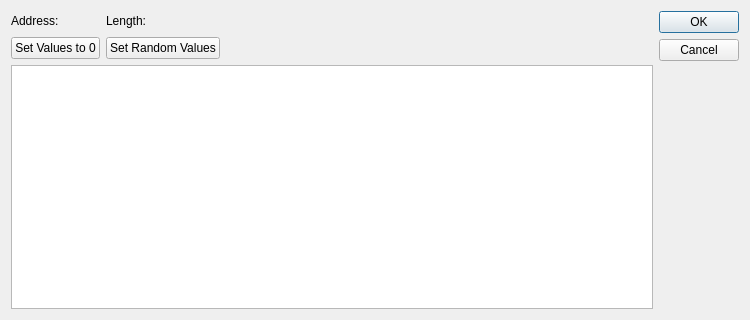
Above: modscan64/dialogforcemultipleregisters.ui from sanny32/OpenModScan before the change. Below: the same form after it.
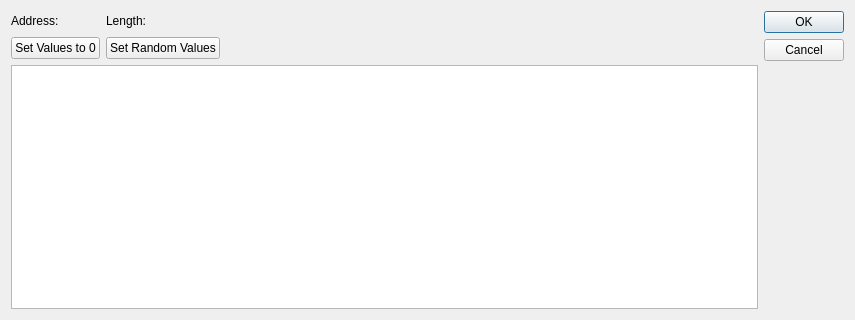
That is the form after the change.

Commit message: Developing dialog for forcing multiple registers

```diff
--- a/modscan64/dialogforcemultipleregisters.ui
+++ b/modscan64/dialogforcemultipleregisters.ui
@@ -6,13 +6,13 @@
    <rect>
     <x>0</x>
     <y>0</y>
-    <width>750</width>
+    <width>855</width>
     <height>320</height>
    </rect>
   </property>
   <property name="minimumSize">
    <size>
-    <width>750</width>
+    <width>855</width>
     <height>320</height>
    </size>
   </property>
```
The commit also changes 6 other files.
